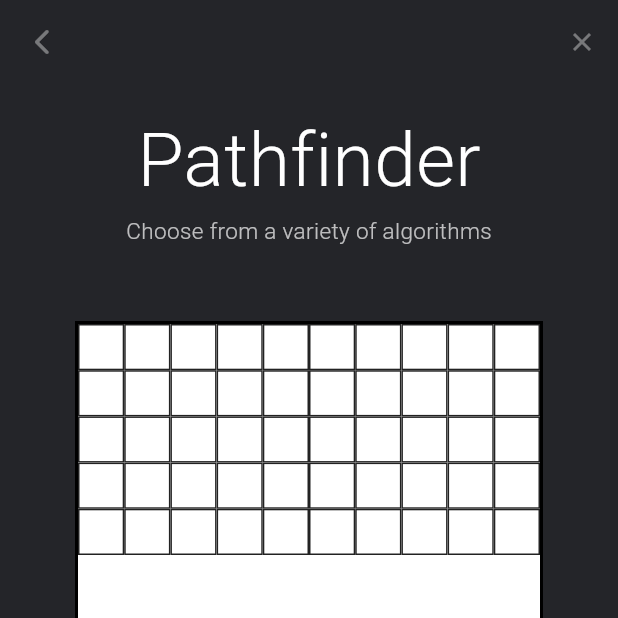
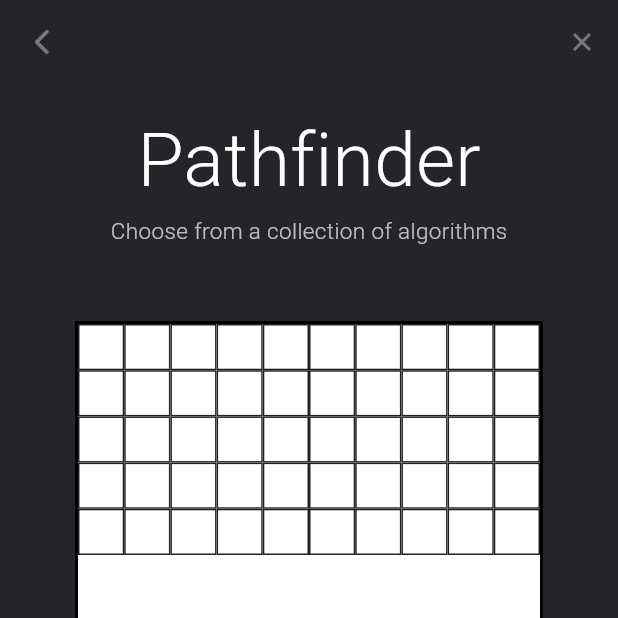
Before and after one commit to CodexGuin/Visualizers, a Flutter app: the Pathfinder screen opened by its route, on a phone screen of 412 x 824 dp, the top half of it. Run offline on Flutter 3.47's test engine with Material 3 defaults, Android fonts, the light colour scheme and no system bars; our stand-ins replace audioplayers, flutter_animate, gap, toggle_switch; missing offline and left inert: window_manager.

Commit message:
Quick test

```diff
--- a/lib/screens/pathfinder.dart
+++ b/lib/screens/pathfinder.dart
@@ -213,7 +213,7 @@ class _PathfinderState extends State<Pathfinder> {
         appBar: Headers().defaultBar(leading: Headers().subpageButton(context)),
         body: Column(children: [
           Headers().headerOne('Pathfinder'),
-          Headers().headerTwo('Choose from a variety of algorithms'),
+          Headers().headerTwo('Choose from a collection of algorithms'),
           Flexible(
               child: Container(
                   //color: Colors.white.withOpacity(0.05), // ! Debugging
```
